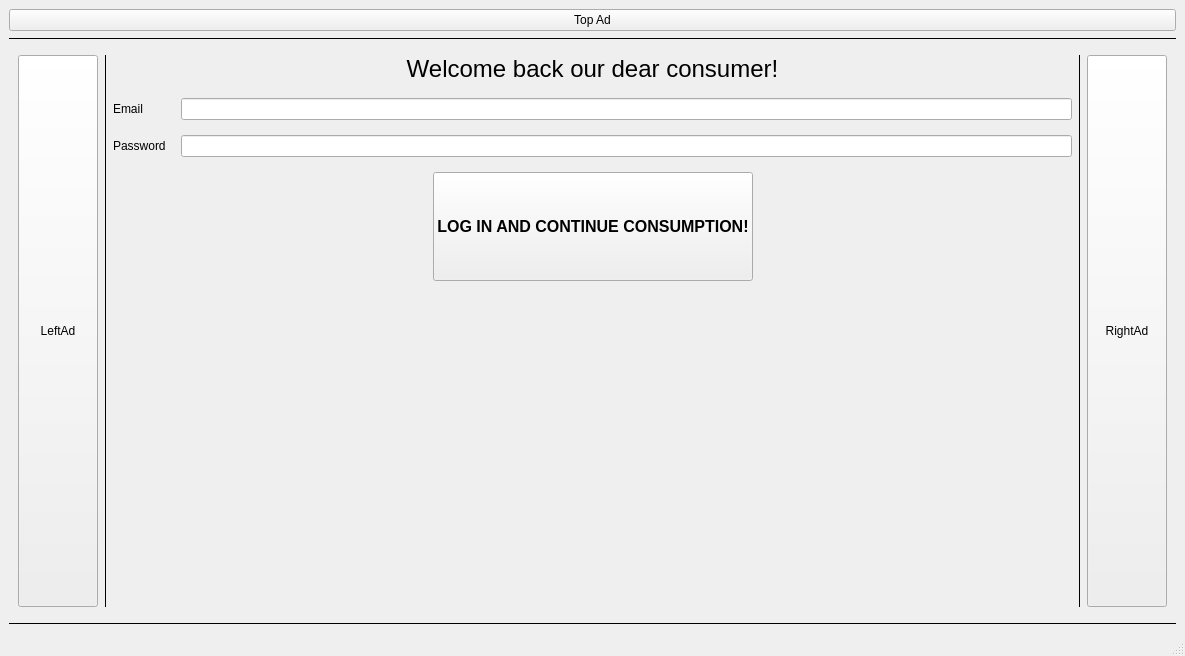
hnowakowski/Online-shop-simulator, file mainwindow.ui: the form before one commit.
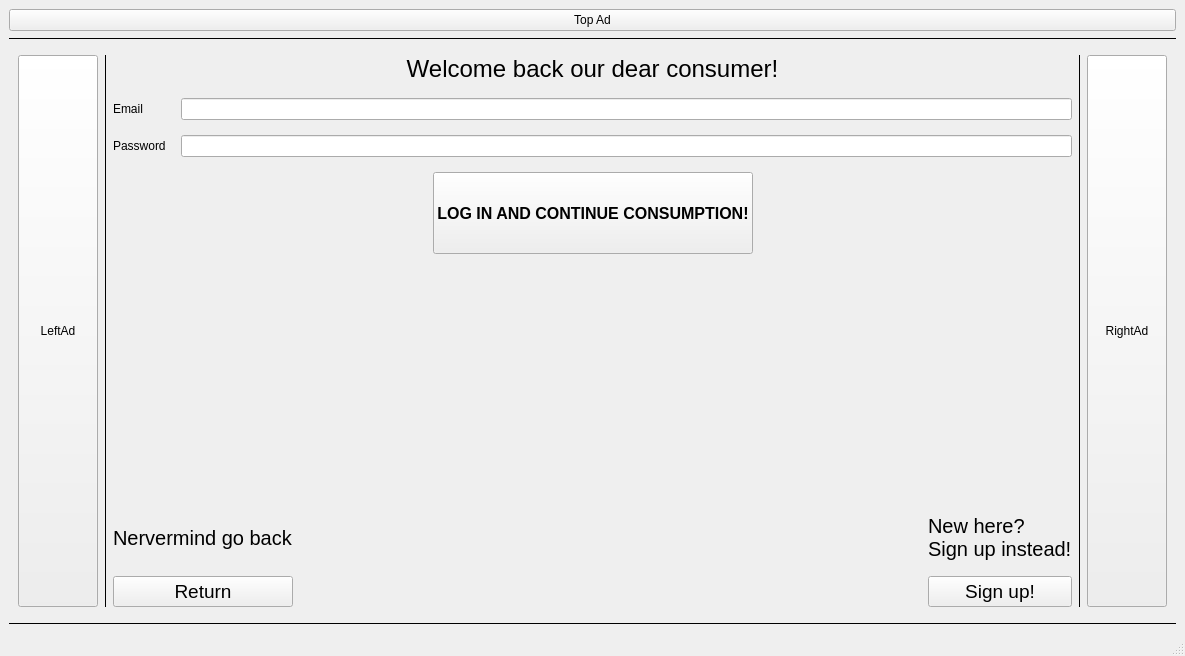
The form after the commit. The open tabs and pages were chosen to show the change.

Commit message: navigation buttons on account pages and stacked widget on main

Patch:
```diff
--- a/mainwindow.ui
+++ b/mainwindow.ui
@@ -309,7 +309,7 @@
            </widget>
           </item>
           <item>
-           <layout class="QVBoxLayout" name="verticalLayout_8" stretch="0,0,1,3">
+           <layout class="QVBoxLayout" name="verticalLayout_8" stretch="0,0,1,3,0">
             <property name="spacing">
              <number>15</number>
             </property>
@@ -414,6 +414,82 @@
               </property>
              </spacer>
             </item>
+            <item>
+             <layout class="QHBoxLayout" name="horizontalLayout_15">
+              <item>
+               <layout class="QVBoxLayout" name="verticalLayout_16">
+                <item>
+                 <widget class="QLabel" name="labelGobackLogin">
+                  <property name="font">
+                   <font>
+                    <pointsize>15</pointsize>
+                   </font>
+                  </property>
+                  <property name="text">
+                   <string>Nervermind go back</string>
+                  </property>
+                 </widget>
+                </item>
+                <item>
+                 <widget class="QPushButton" name="btnLoginGotoMain">
+                  <property name="font">
+                   <font>
+                    <pointsize>14</pointsize>
+                    <fontweight>DemiBold</fontweight>
+                   </font>
+                  </property>
+                  <property name="text">
+                   <string>Return</string>
+                  </property>
+                 </widget>
+                </item>
+               </layout>
+              </item>
+              <item>
+               <spacer name="horizontalSpacer_10">
+                <property name="orientation">
+                 <enum>Qt::Orientation::Horizontal</enum>
+                </property>
+                <property name="sizeHint" stdset="0">
+                 <size>
+                  <width>40</width>
+                  <height>20</height>
+                 </size>
+                </property>
+               </spacer>
+              </item>
+              <item>
+               <layout class="QVBoxLayout" name="verticalLayout_15">
+                <item>
+                 <widget class="QLabel" name="labelGoRegister">
+                  <property name="font">
+                   <font>
+                    <pointsize>15</pointsize>
+                   </font>
+                  </property>
+                  <property name="text">
+                   <string>New here?
+Sign up instead!</string>
+                  </property>
+                 </widget>
+                </item>
+                <item>
+                 <widget class="QPushButton" name="btnLoginGotoSignUp">
+                  <property name="font">
+                   <font>
+                    <pointsize>14</pointsize>
+                    <fontweight>DemiBold</fontweight>
+                   </font>
+                  </property>
+                  <property name="text">
+                   <string>Sign up!</string>
+                  </property>
+                 </widget>
+                </item>
+               </layout>
+              </item>
+             </layout>
+            </item>
            </layout>
           </item>
           <item>
```
Left out of the diff: 105 changed lines with no effect on the pictures. Lines whose indentation alone changed are shown as unchanged. The commit also changes 2 other files.
